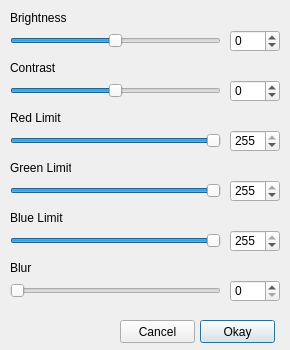
This is paintProgram/dlg_effectssliders.ui in ElliotHarding/paintProgram as Qt 5 draws it before an edit. The edited form follows.
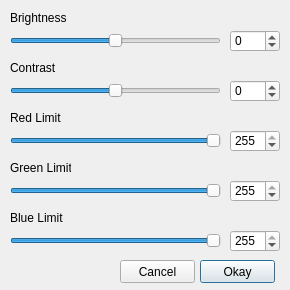
This is the edited form.

Patch:
```diff
--- a/paintProgram/dlg_effectssliders.ui
+++ b/paintProgram/dlg_effectssliders.ui
@@ -10,7 +10,7 @@
     <x>0</x>
     <y>0</y>
     <width>290</width>
-    <height>350</height>
+    <height>290</height>
    </rect>
   </property>
   <property name="windowTitle">
@@ -281,7 +281,7 @@
    <property name="geometry">
     <rect>
      <x>200</x>
-     <y>320</y>
+     <y>260</y>
      <width>75</width>
      <height>23</height>
     </rect>
@@ -294,7 +294,7 @@
    <property name="geometry">
     <rect>
      <x>120</x>
-     <y>320</y>
+     <y>260</y>
      <width>75</width>
      <height>23</height>
     </rect>
@@ -303,60 +303,6 @@
     <string>Cancel</string>
    </property>
   </widget>
-  <widget class="QLabel" name="lbl_normalBlur">
-   <property name="geometry">
-    <rect>
-     <x>10</x>
-     <y>260</y>
-     <width>61</width>
-     <height>16</height>
-    </rect>
-   </property>
-   <property name="text">
-    <string>Blur</string>
-   </property>
-  </widget>
-  <widget class="QSlider" name="slider_normalBlur">
-   <property name="geometry">
-    <rect>
-     <x>10</x>
-     <y>280</y>
-     <width>211</width>
-     <height>22</height>
-    </rect>
-   </property>
-   <property name="minimum">
-    <number>0</number>
-   </property>
-   <property name="maximum">
-    <number>255</number>
-   </property>
-   <property name="value">
-    <number>0</number>
-   </property>
-   <property name="orientation">
-    <enum>Qt::Horizontal</enum>
-   </property>
-  </widget>
-  <widget class="QSpinBox" name="spinBox_normalBlur">
-   <property name="geometry">
-    <rect>
-     <x>230</x>
-     <y>280</y>
-     <width>50</width>
-     <height>22</height>
-    </rect>
-   </property>
-   <property name="minimum">
-    <number>0</number>
-   </property>
-   <property name="maximum">
-    <number>255</number>
-   </property>
-   <property name="value">
-    <number>0</number>
-   </property>
-  </widget>
  </widget>
  <resources/>
  <connections/>
```
